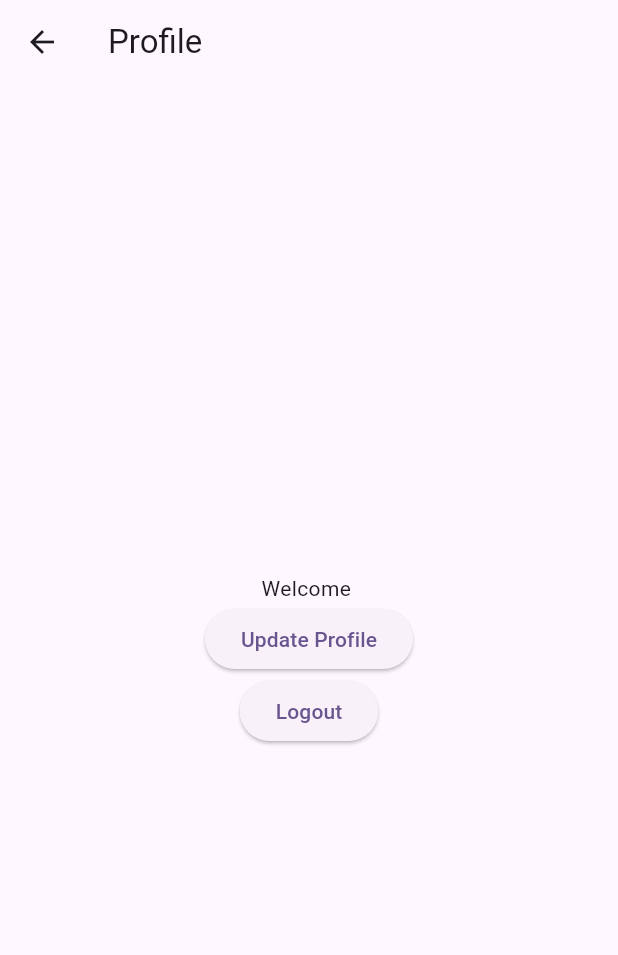
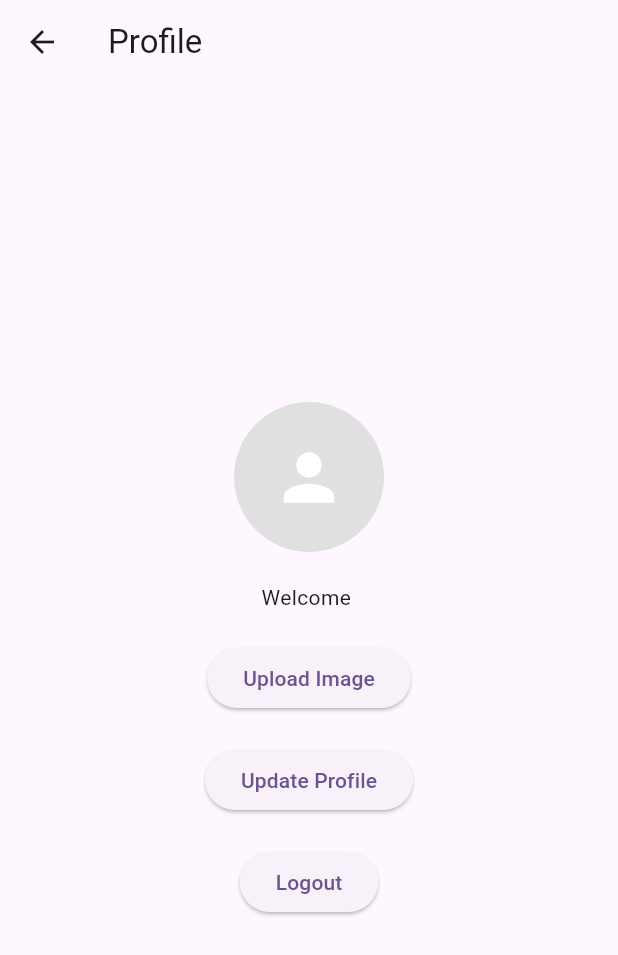
Before and after one commit to yosr-bencheikh/Opti-Frontend, a Flutter app: the ProfileScreen screen opened by its route, on a phone screen of 412 x 824 dp. Shown: the top 955 px of the screen. Run offline on Flutter 3.47's test engine with Material 3 defaults, Android fonts, the light colour scheme and no system bars; our stand-ins replace dartz, equatable, get, google_sign_in, image_picker, jwt_decoder and 1 more; accounts and stored records are empty.

Commit message:
uploading image

```diff
--- a/lib/Presentation/UI/Screens/Auth/profile_screen.dart
+++ b/lib/Presentation/UI/Screens/Auth/profile_screen.dart
@@ -8,8 +8,6 @@ class ProfileScreen extends GetView<AuthController> {
 
   @override
   Widget build(BuildContext context) {
-    // Récupérer l'instance existante du contrôleur
-
     final String userId = Get.arguments ?? 'Unknown User';
 
     return Scaffold(
@@ -22,22 +20,56 @@ class ProfileScreen extends GetView<AuthController> {
       ),
       body: Obx(() {
         if (controller.isLoading.value) {
-          return Center(child: CircularProgressIndicator());
+          return const Center(child: CircularProgressIndicator());
         }
 
-        if (controller.currentUser.value == null) {
-          return Center(child: Text('No user data found.'));
-        }
+        final user = controller.currentUser;
+
         return Center(
           child: Column(
             mainAxisAlignment: MainAxisAlignment.center,
             children: [
-              Text('Welcome ${controller.currentUser.value?.prenom}'),
+              CircleAvatar(
+                radius: 50,
+                backgroundColor: Colors.grey[300],
+                // Fixed null safety for imageUrl access
+                backgroundImage: (user?.imageUrl?.isNotEmpty == true)
+                    ? NetworkImage(user!.imageUrl)
+                    : null,
+                child: (user?.imageUrl?.isNotEmpty != true)
+                    ? const Icon(
+                        Icons.person,
+                        size: 50,
+                        color: Colors.white,
+                      )
+                    : null,
+              ),
+              const SizedBox(height: 20),
+              Text('Welcome ${user?.prenom ?? 'User'}'),
+              const SizedBox(height: 20),
               ElevatedButton(
-                onPressed: () =>
-                    Get.to(() => UpdateProfileScreen(userId: userId)),
+                onPressed: () async {
+                  try {
+                    await controller.pickImage();
+                    if (controller.selectedImage != null) {
+                      await controller.uploadImage(userId);
+                    }
+                  } catch (e) {
+                    Get.snackbar(
+                      'Error',
+                      'Failed to upload image: ${e.toString()}',
+                      snackPosition: SnackPosition.BOTTOM,
+                    );
+                  }
+                },
+                child: const Text('Upload Image'),
+              ),
+              const SizedBox(height: 20),
+              ElevatedButton(
+                onPressed: () => Get.to(() => UpdateProfileScreen(userId: userId)),
                 child: const Text('Update Profile'),
               ),
+              const SizedBox(height: 20),
               ElevatedButton(
                 onPressed: controller.isLoading.value
                     ? null
--- a/lib/Presentation/controllers/auth_controller.dart
+++ b/lib/Presentation/controllers/auth_controller.dart
@@ -1,11 +1,12 @@
 import 'package:flutter/material.dart';
-import 'package:flutter_facebook_auth/flutter_facebook_auth.dart';
 import 'package:get/get.dart';
+import 'package:get/get_state_manager/src/simple/get_controllers.dart';
+import 'package:image_picker/image_picker.dart';
 import 'package:jwt_decoder/jwt_decoder.dart';
-import 'package:shared_preferences/shared_preferences.dart';
+import 'package:opti_app/Presentation/utils/jwt_utils.dart';
 import 'package:opti_app/domain/entities/user.dart';
 import 'package:opti_app/domain/repositories/auth_repository.dart';
-import 'package:opti_app/Presentation/utils/jwt_utils.dart';
+import 'package:shared_preferences/shared_preferences.dart';
 
 class AuthController extends GetxController {
   final AuthRepository authRepository;
@@ -14,13 +15,17 @@ class AuthController extends GetxController {
   var isLoading = false.obs;
   var isLoggedIn = false.obs;
   var currentUserId = ''.obs;
-  var currentUser = Rx<User?>(null);
+  final Rx<User?> _currentUser = Rx<User?>(null); // Private variable
   var authToken = ''.obs;
 
   AuthController({
     required this.authRepository,
     required this.prefs,
   });
+
+  // Getter and setter for currentUser
+  User? get currentUser => _currentUser.value;
+  set currentUser(User? value) => _currentUser.value = value;
 
   @override
   void onInit() {
@@ -43,6 +48,8 @@ class AuthController extends GetxController {
  Future<void> loadUserData(String userId) async {
   try {
     print('Loading user data for ID: $userId');
+    print('User ID format check: ${userId.length} characters: $userId');
+     // Add this
     final userData = await authRepository.getUser(userId);
 
     if (userData == null) {
@@ -51,17 +58,15 @@ class AuthController extends GetxController {
     }
 
     print('Received user data: ${userData.toString()}');
-    currentUser.value = User.fromJson(userData);
-
+    currentUser = User.fromJson(userData);
   } catch (e) {
     print('loadUserData ERROR: ${e.toString()}');
-    Get.snackbar(
-      'Error',
-      'Failed to load profile: ${e.toString()}',
-      duration: Duration(seconds: 5),
-    );
+    // Check if we're getting a response at all
+
+
   }
 }
+
   Future<void> loginWithEmail(String email, String password) async {
     if (email.isEmpty || password.isEmpty) {
       Get.snackbar('Error', 'Please enter email and password');
@@ -97,10 +102,11 @@ class AuthController extends GetxController {
         isLoggedIn.value = true;
 
         // Load user data
-        await loadUserData(userId);
+
 
         // Navigate to profile screen and pass the userId as argument
         Get.offAllNamed('/profileScreen', arguments: userId);
+         await loadUserData(userId);
 
         Get.snackbar('Success', 'Login successful');
       } catch (e) {
@@ -174,7 +180,7 @@ class AuthController extends GetxController {
       currentUserId.value = '';
       authToken.value = '';
       isLoggedIn.value = false;
-      currentUser.value = null;
+      currentUser = null; // Use the setter
       Get.offAllNamed('/');
     } catch (e) {
       print('Logout error: $e');
@@ -243,39 +249,50 @@ class AuthController extends GetxController {
       isLoading.value = false;
     }
   }
-  // Add to AuthController class
-/*Future<void> loginWithFacebook() async {
-  isLoading.value = true;
-  try {
-    final LoginResult result = await FacebookAuth.instance.login();
 
-    if (result.status == LoginStatus.success) {
-      final accessToken = result.accessToken!.token;
-      final response = await authRepository.loginWithFacebook(accessToken);
+  final Rx<XFile?> _selectedImage = Rx<XFile?>(null);
+  XFile? get selectedImage => _selectedImage.value;
 
-      final token = response['token'] as String;
-      final userId = JwtUtils.getUserId(token);
+  // Observable to store the uploaded image URL
+  final RxString _imageUrl = ''.obs;
+  String get imageUrl => _imageUrl.value;
 
-      await prefs.setString('token', token);
-      await prefs.setString('userId', userId);
+  // Method to pick an image from the gallery
+  Future<void> pickImage() async {
+    final ImagePicker picker = ImagePicker();
+    final XFile? image = await picker.pickImage(source: ImageSource.gallery);
+    if (image != null) {
+      _selectedImage.value = image;
+    }
+  }
 
-      authToken.value = token;
-      currentUserId.value = userId;
-      isLoggedIn.value = true;
+  Future<void> uploadImage(String userId) async {
+    try {
+      final filePath = _selectedImage.value!.path;
+      final imageUrl = await authRepository.uploadImage(filePath, userId);
 
+      // Update the user's imageUrl in the backend
+      final updatedUser = User(
+        nom: currentUser!.nom,
+        prenom: currentUser!.prenom,
+        email: currentUser!.email,
+        date: currentUser!.date,
+        password: currentUser!.password,
+        phone: currentUser!.phone,
+        region: currentUser!.region,
+        genre: currentUser!.genre,
+        imageUrl: imageUrl, // Update the imageUrl
+      );
+
+      // Save the updated user to the backend
+      await authRepository.updateUser(userId, updatedUser);
+
+      // Refresh the current user data
       await loadUserData(userId);
-      Get.offAllNamed('/profileScreen', arguments: userId);
+
+      Get.snackbar('Success', 'Image uploaded successfully!');
+    } catch (e) {
+      Get.snackbar('Error', 'Failed to upload image: $e');
     }
-  } catch (e) {
-    print('Facebook login error: $e');
-    Get.snackbar(
-      'Error',
-      'Facebook login failed',
-      backgroundColor: Colors.red,
-      colorText: Colors.white,
-    );
-  } finally {
-    isLoading.value = false;
   }
-}*/
 }
--- a/lib/domain/entities/user.dart
+++ b/lib/domain/entities/user.dart
@@ -10,6 +10,7 @@ class User extends Equatable {
   final String genre;
   final String password;
   final String phone;
+   final String imageUrl;
 
   const User({
 
@@ -21,6 +22,7 @@ class User extends Equatable {
     required this.genre,
     required this.password,
     required this.phone,
+     this.imageUrl = '',
   });
 
   factory User.fromJson(Map<String, dynamic> json) {
@@ -34,6 +36,7 @@ class User extends Equatable {
       genre: json['genre'],
       password: json['password'] ?? '', // Adjust based on your needs
       phone: json['phone'],
+       imageUrl: json['imageUrl'] ?? '',
     );
   }
 
--- a/lib/domain/repositories/auth_repository.dart
+++ b/lib/domain/repositories/auth_repository.dart
@@ -4,12 +4,14 @@ import 'package:dartz/dartz.dart';
 
 abstract class AuthRepository {
   Future<String> loginWithEmail(String email, String password);
-  Future<String> loginWithGoogle(String token);
-  Future<String> loginWithFacebook(String accessToken);
+ // Future<String> loginWithGoogle(String token);
+ // Future<String> loginWithFacebook(String accessToken);
   Future<Map<String, dynamic>> signUp(User user);
   Future<Either<Failure, void>> sendCodeToEmail(String email);
   Future<Either<Failure, void>> verifyCode(String email, String code);
   Future<Either<Failure, void>> resetPassword(String email, String password);
   updateUser(String userId, User user);
   getUser(String userId);
+ Future<String> uploadImage(String filePath, String userId);
+   Future<void> updateUserImage(String userId, String imageUrl);
 }
--- a/lib/domain/repositories/auth_repository_impl.dart
+++ b/lib/domain/repositories/auth_repository_impl.dart
@@ -7,7 +7,7 @@ import 'package:opti_app/domain/entities/user.dart';
 import 'package:opti_app/domain/repositories/user_repository.dart';
 import 'package:opti_app/domain/repositories/auth_repository.dart';
 
-class AuthRepositoryImpl implements AuthRepository, UserRepository {
+class AuthRepositoryImpl implements AuthRepository {
   final AuthRemoteDataSource dataSource;
 
   AuthRepositoryImpl(this.dataSource);
@@ -17,10 +17,10 @@ class AuthRepositoryImpl implements AuthRepository, UserRepository {
     return dataSource.loginWithEmail(email, password);
   }
 
-  @override
+  /*@override
   Future<String> loginWithGoogle(String token) {
     return dataSource.loginWithGoogle(token);
-  }
+  }*/
 
   @override
   Future<User> getUser(String userId) async {
@@ -76,7 +76,7 @@ class AuthRepositoryImpl implements AuthRepository, UserRepository {
       return Left(ServerFailure(e.toString()));
     }
   }
-   @override
+ /*  @override
   Future<String> loginWithFacebook(String accessToken) async {
     try {
       final token = await dataSource.loginWithFacebook(accessToken);
@@ -84,5 +84,21 @@ class AuthRepositoryImpl implements AuthRepository, UserRepository {
     } catch (e) {
       throw Exception('Repository: Facebook login failed - ${e.toString()}');
     }
+  }*/
+@override
+Future<String> uploadImage(String filePath, String userId) async {
+  try {
+    return await dataSource.uploadImage(filePath, userId);
+  } catch (e) {
+    throw Exception('Failed to upload image: $e');
   }
 }
+
+@override
+Future<void> updateUserImage(String userId, String imageUrl) async {
+  try {
+    return await dataSource.updateUserImage(userId, imageUrl);
+  } catch (e) {
+    throw Exception('Failed to update user image: $e');
+  }
+}}
--- a/lib/domain/usecases/login_with_google.dart
+++ b/lib/domain/usecases/login_with_google.dart
@@ -1,4 +1,4 @@
-import 'package:opti_app/domain/repositories/auth_repository.dart';
+/*import 'package:opti_app/domain/repositories/auth_repository.dart';
 
 class LoginWithGoogleUseCase {
   final AuthRepository repository;
@@ -8,4 +8,4 @@ class LoginWithGoogleUseCase {
   Future<String> execute(String token) {
     return repository.loginWithGoogle(token);
   }
-}
+}*/
--- a/pubspec.yaml
+++ b/pubspec.yaml
@@ -36,6 +36,7 @@ dependencies:
   google_sign_in: ^6.1.6
   dartz: ^0.10.1
   get: ^4.6.6
+  image_picker: ^1.0.7
 
   # The following adds the Cupertino Icons font to your application.
   # Use with the CupertinoIcons class for iOS style icons.
```
Also changed, not shown: lib/data/data_sources/auth_remote_datasource.dart (+97 -121 lines), lib/domain/usecases/upload_image_usecase.dart (added, +11 -0 lines), lib/main.dart (+1 -6 lines), package-lock.json, pubspec.lock, 12 other files.
